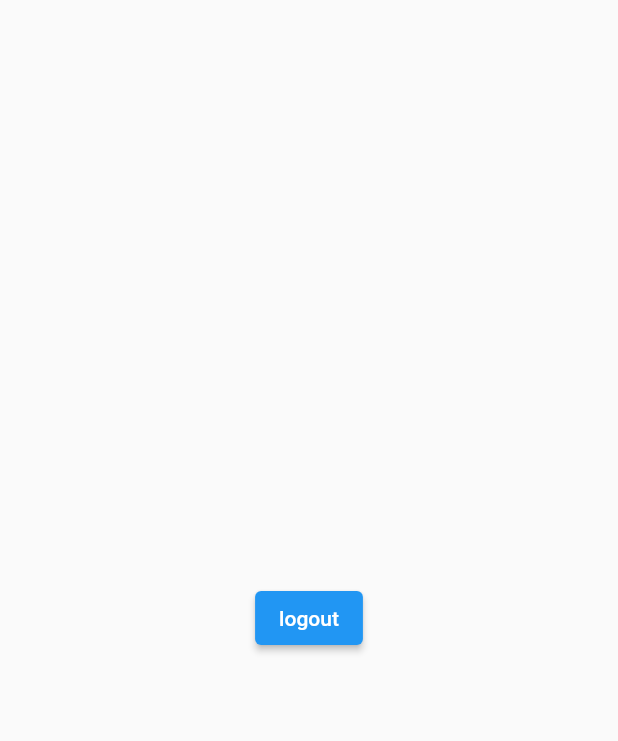
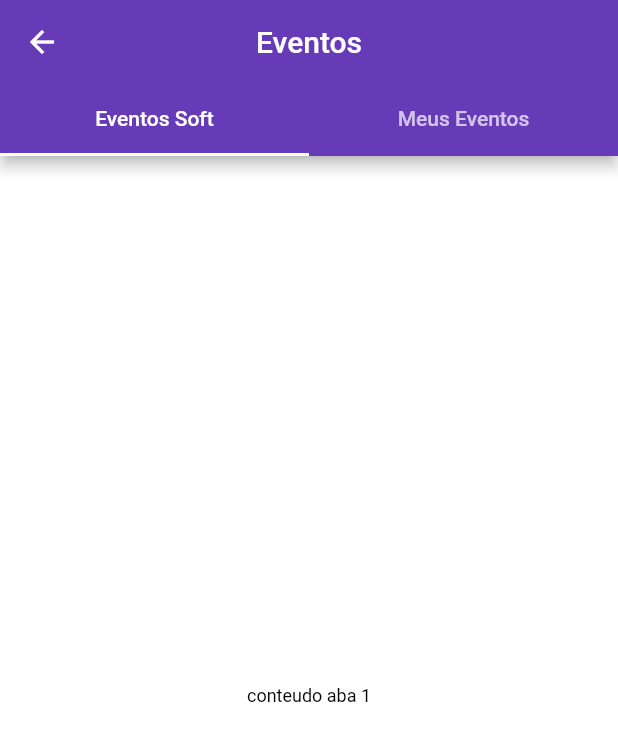
Before and after one commit to henriq44/desafio_agenda, a Flutter app: the HomeScreen screen opened directly, on a phone screen of 412 x 824 dp. Shown: the top 741 px of the screen. Run offline on Flutter 3.47's test engine with Material 2 defaults, Android fonts, the light colour scheme and no system bars; our stand-ins replace firebase_auth, firebase_core; accounts and stored records are empty.

Commit message:
Tab bars funcionando
tab bars funcionando tanto no modo anônimo quanto no modo logado

```diff
--- a/lib/main.dart
+++ b/lib/main.dart
@@ -18,7 +18,7 @@ class MyApp extends StatelessWidget {
       debugShowCheckedModeBanner: false,
       title: 'Flutter Demo',
       theme: ThemeData(
-        primarySwatch: Colors.blue,
+        primarySwatch: Colors.deepPurple,
       ),
       home: const SignInScreen(),
     );
--- a/lib/page/first_page.dart
+++ b/lib/page/first_page.dart
@@ -1 +1,21 @@
-//soft eventos
+import 'package:flutter/material.dart';
+
+class FirstPage extends StatelessWidget {
+  const FirstPage({Key? key}) : super(key: key);
+
+  @override
+  Widget build(BuildContext context) => Scaffold(
+    body: Container(
+      color: Colors.white,
+      child: const Center(child: Text(
+        'conteudo aba 1',
+        style: TextStyle(
+          fontSize: 12,
+          color: Colors.black,
+        ),
+      )),
+    ),
+  );
+
+
+}
--- a/lib/screens/anon_screen.dart
+++ b/lib/screens/anon_screen.dart
@@ -13,7 +13,7 @@ class _AnonScreenState extends State<AnonScreen> {
     length: 1,
     child: Scaffold(
       appBar: AppBar(
-      title:  const Text('TabBar'),
+      title:  const Text('Eventos'),
       centerTitle: true,
       bottom: const TabBar (
         tabs: [
--- a/lib/screens/home_screen.dart
+++ b/lib/screens/home_screen.dart
@@ -1,3 +1,5 @@
+import 'package:desafio_agenda/page/first_page.dart';
+import 'package:desafio_agenda/page/second_page.dart';
 import 'package:desafio_agenda/screens/signin_screen.dart';
 import 'package:flutter/material.dart';
 class HomeScreen extends StatefulWidget {
@@ -9,19 +11,25 @@ class HomeScreen extends StatefulWidget {
 
 class _HomeScreenState extends State<HomeScreen> {
   @override
-  Widget build(BuildContext context) {
-    return Scaffold(
-      body: Center(
-        child: ElevatedButton(
-          child: const Text("logout"),
-          onPressed: () {
-            Navigator.push(context,
-            MaterialPageRoute(builder: (context) => const SignInScreen()));
-          }
-          ),
+  Widget build(BuildContext context) => DefaultTabController(
+    length: 2,
+    child: Scaffold(
+      appBar: AppBar(
+      title:  const Text('Eventos'),
+      centerTitle: true,
+      bottom: const TabBar (
+        tabs: [
+          Tab(text: 'Eventos Soft'),
+          Tab(text: 'Meus Eventos',)
+        ],
+        ),
+    ),
+    body: const TabBarView(
+      children: [
+        FirstPage(),
+        SecondPage(),
+      ]),
+    ),
 
-      ),
-    );
-
-  }
+  );
 }
--- a/lib/screens/signin_screen.dart
+++ b/lib/screens/signin_screen.dart
@@ -1,6 +1,3 @@
-
-import 'dart:developer';
-
 import 'package:desafio_agenda/screens/anon_screen.dart';
 import 'package:desafio_agenda/screens/home_screen.dart';
 import 'package:firebase_auth/firebase_auth.dart';
```
Also changed, not shown: lib/page/second_page.dart (+20 -1 lines).
